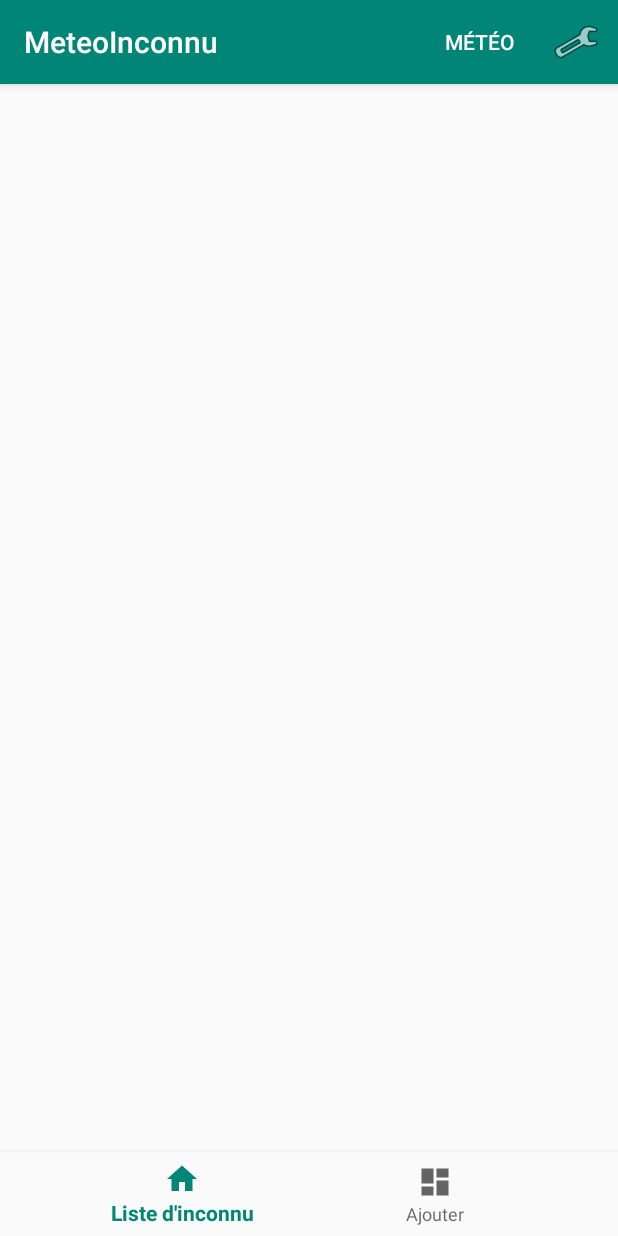
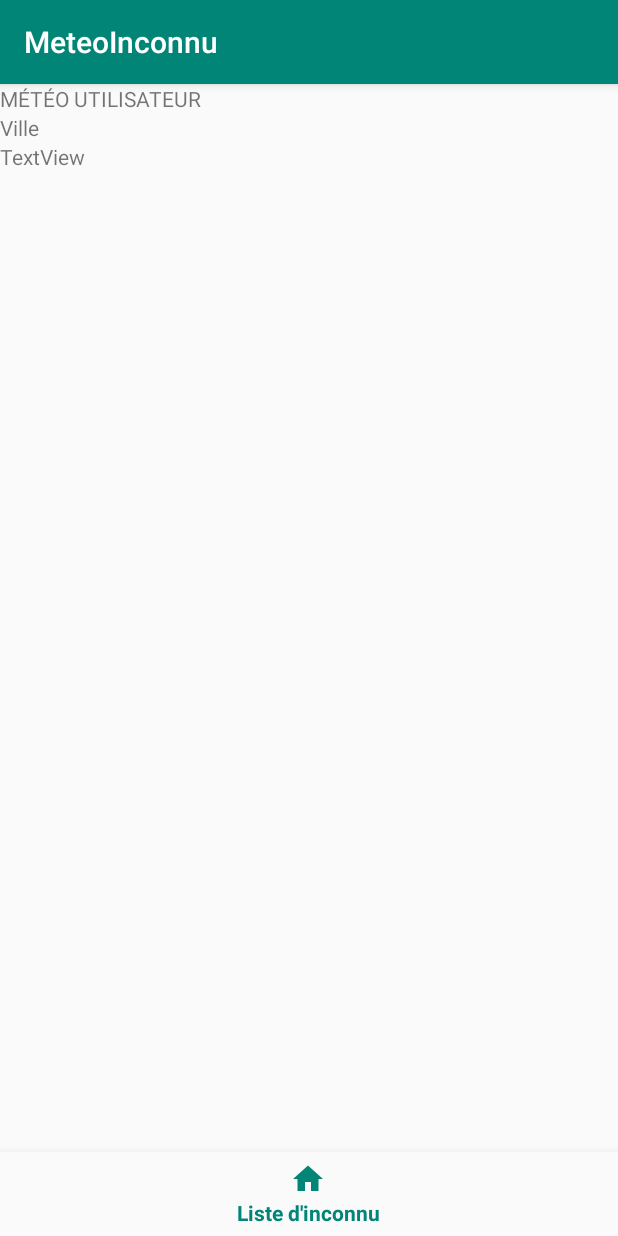
Before and after one commit to haroldconan/MeteoInconnu, an Android app: the screen it shows after launch (MainActivity before the commit, MeteoActivity after it), after a tap on "MÉTÉO", on a phone screen of 412 x 824 dp. Run offline under Robolectric (Android 15) with nearby library versions, the phone set to English and light mode, and no system bars; our stand-ins replace Picasso; pictures from the network do not load.

Commit message:
création MeteoActivity & corectifs problèmes

```diff
--- a/app/src/main/AndroidManifest.xml
+++ b/app/src/main/AndroidManifest.xml
@@ -9,7 +9,8 @@
         android:roundIcon="@mipmap/ic_launcher_round"
         android:supportsRtl="true"
         android:theme="@style/AppTheme">
-        <activity android:name=".DetailActivity"></activity>
+        <activity android:name=".MeteoActivity"></activity>
+        <activity android:name=".DetailActivity" />
         <activity
             android:name=".AjouterActivity"
             android:screenOrientation="portrait" />
--- a/app/src/main/java/com/tp/meteoinconnu/DetailActivity.java
+++ b/app/src/main/java/com/tp/meteoinconnu/DetailActivity.java
@@ -14,7 +14,7 @@ public class DetailActivity extends AppCompatActivity {
 
     BottomNavigationView navView;
     Bundle bundle;
-    TextView txtnom,txtprenom,txtville,txtage,txtsexe,txttemperature,txthumidite,txtpays;
+    TextView txtnom, txtprenom, txtville, txtage, txtsexe, txttemperature, txthumidite, txtpays;
 
     private BottomNavigationView.OnNavigationItemSelectedListener mOnNavigationItemSelectedListener
             = new BottomNavigationView.OnNavigationItemSelectedListener() {
@@ -34,6 +34,9 @@ public class DetailActivity extends AppCompatActivity {
     protected void onCreate(Bundle savedInstanceState) {
         super.onCreate(savedInstanceState);
         setContentView(R.layout.activity_detail);
+        BottomNavigationView navView = findViewById(R.id.nav_view);
+        navView.setOnNavigationItemSelectedListener(mOnNavigationItemSelectedListener);
+        navView.setSelectedItemId(R.id.navigation_dashboard);
         bundle = getIntent().getExtras();
         txtage = findViewById(R.id.txtageuserdetail);
         txtprenom = findViewById(R.id.txtprenomuserdetail);
--- a/app/src/main/java/com/tp/meteoinconnu/MainActivity.java
+++ b/app/src/main/java/com/tp/meteoinconnu/MainActivity.java
@@ -34,6 +34,7 @@ import com.google.gson.JsonParser;
 
 public class MainActivity extends AppCompatActivity {
     public static final int AJOUT_PERS_REQUEST_CODE = 1;
+    public static final int METEO_REQUEST_CODE = 2;
     public static final String KEY_NOM = "NOM";
     public static final String KEY_PRENOM = "PRENOM";
     public static final String KEY_AGE = "AGE";
@@ -81,7 +82,8 @@ public class MainActivity extends AppCompatActivity {
 
         //noinspection SimplifiableIfStatement
         if (id == R.id.menumeteo) {
-
+            Intent intent = new Intent(MainActivity.this, MeteoActivity.class);
+            startActivityForResult(intent, METEO_REQUEST_CODE);
             return true;
         }
         if ( id == R.id.menuparam){
--- /dev/null
+++ b/app/src/main/java/com/tp/meteoinconnu/MeteoActivity.java
@@ -0,0 +1,36 @@
+package com.tp.meteoinconnu;
+
+import androidx.annotation.NonNull;
+import androidx.appcompat.app.AppCompatActivity;
+
+import android.content.Intent;
+import android.os.Bundle;
+import android.view.MenuItem;
+
+import com.google.android.material.bottomnavigation.BottomNavigationView;
+
+public class MeteoActivity extends AppCompatActivity {
+
+    private BottomNavigationView.OnNavigationItemSelectedListener mOnNavigationItemSelectedListener
+            = new BottomNavigationView.OnNavigationItemSelectedListener() {
+
+        @Override
+        public boolean onNavigationItemSelected(@NonNull MenuItem item) {
+            switch (item.getItemId()) {
+                case R.id.navigation_home:
+                    finish();
+                    return true;
+            }
+            return false;
+        }
+    };
+
+    @Override
+    protected void onCreate(Bundle savedInstanceState) {
+        super.onCreate(savedInstanceState);
+        setContentView(R.layout.activity_meteo);
+        BottomNavigationView navView = findViewById(R.id.nav_view);
+        navView.setOnNavigationItemSelectedListener(mOnNavigationItemSelectedListener);
+        navView.setSelectedItemId(R.id.navigation_dashboard);
+    }
+}
--- /dev/null
+++ b/app/src/main/res/layout/activity_meteo.xml
@@ -0,0 +1,42 @@
+<?xml version="1.0" encoding="utf-8"?>
+<androidx.constraintlayout.widget.ConstraintLayout xmlns:android="http://schemas.android.com/apk/res/android"
+    xmlns:app="http://schemas.android.com/apk/res-auto"
+    xmlns:tools="http://schemas.android.com/tools"
+    android:layout_width="match_parent"
+    android:layout_height="match_parent"
+    tools:context=".MeteoActivity">
+
+    <com.google.android.material.bottomnavigation.BottomNavigationView
+        android:id="@+id/nav_view"
+        android:layout_width="0dp"
+        android:layout_height="wrap_content"
+        android:background="?android:attr/windowBackground"
+        app:layout_constraintBottom_toBottomOf="parent"
+        app:layout_constraintLeft_toLeftOf="parent"
+        app:layout_constraintRight_toRightOf="parent"
+        app:menu="@menu/menumeteo"/>
+
+    <LinearLayout
+        android:layout_width="match_parent"
+        android:layout_height="match_parent"
+        android:orientation="vertical">
+
+        <TextView
+            android:id="@+id/meteoTitre"
+            android:layout_width="match_parent"
+            android:layout_height="wrap_content"
+            android:text="@string/titreMeteo" />
+
+        <TextView
+            android:id="@+id/txtVVilleUtilisateur"
+            android:layout_width="match_parent"
+            android:layout_height="wrap_content"
+            android:text="@string/ville" />
+
+        <TextView
+            android:id="@+id/meteoutilisateur"
+            android:layout_width="match_parent"
+            android:layout_height="wrap_content"
+            android:text="TextView" />
+    </LinearLayout>
+</androidx.constraintlayout.widget.ConstraintLayout>
--- a/app/src/main/res/values/strings.xml
+++ b/app/src/main/res/values/strings.xml
@@ -9,6 +9,7 @@
     <string name="age">Age</string>
     <string name="ville">Ville</string>
     <string name="sexe">Sexe</string>
+    <string name="titreMeteo">MÉTÉO UTILISATEUR</string>
     <string name="btnFinishAdd">Valider</string>
     <string-array name="sexe">
         <item>Homme</item>
```
Also changed, not shown: app/src/main/java/com/tp/meteoinconnu/AjouterActivity.java (+0 -26 lines).
